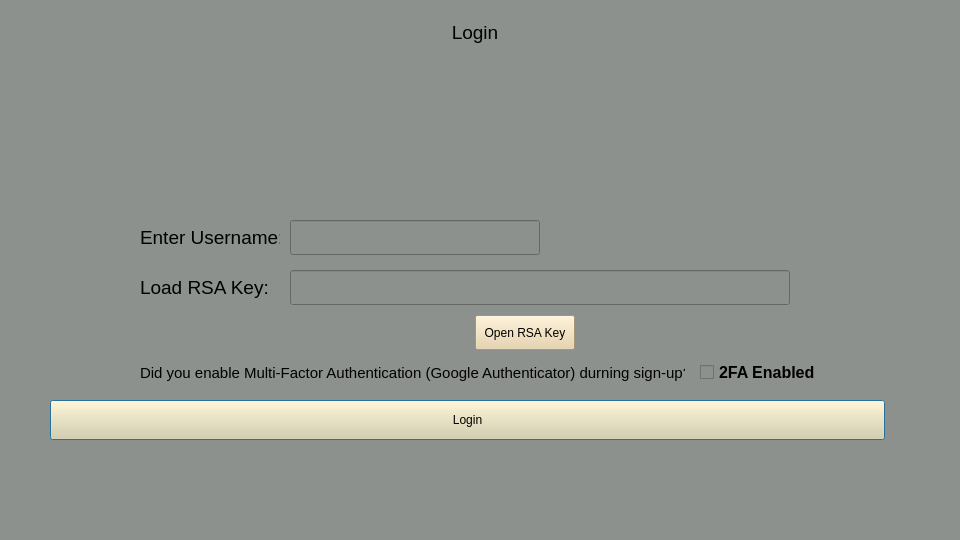
First picture: the form in login.ui, repository dark-anub1s/CyberVault, before the edit.
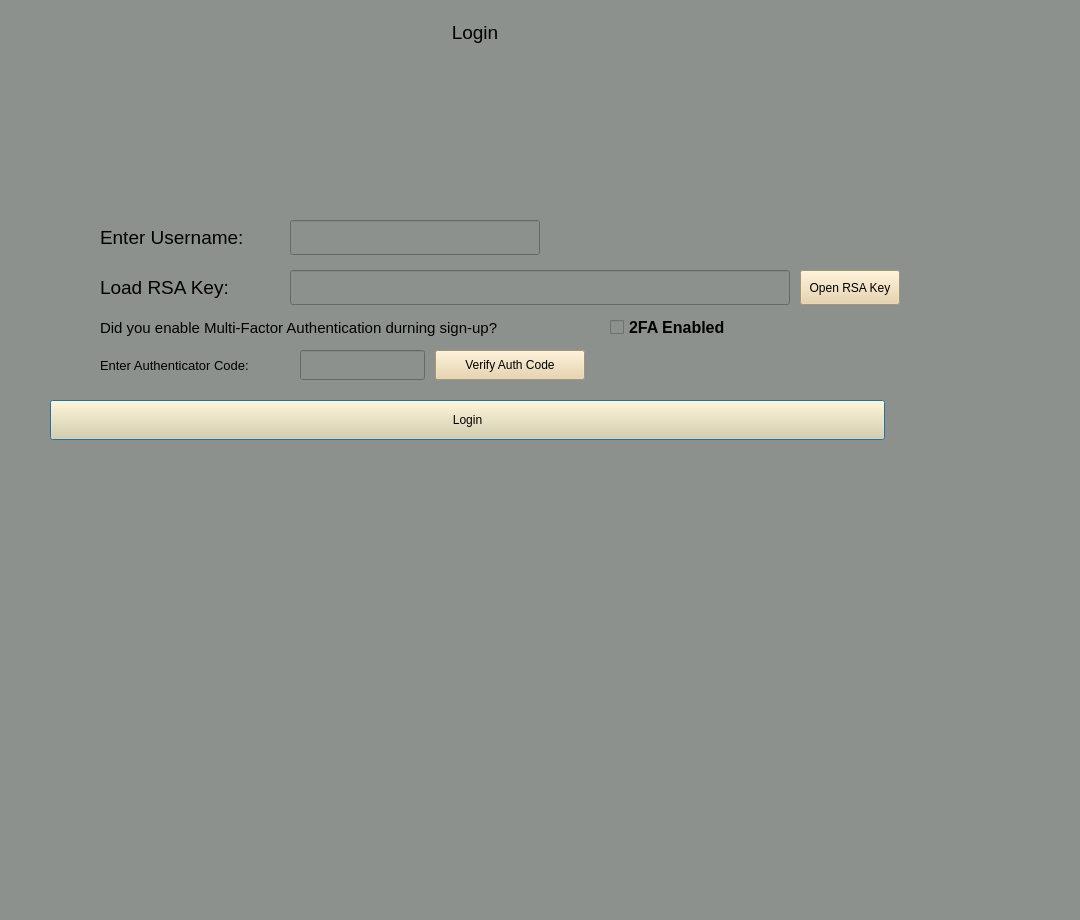
Second picture: the form after the edit.

Commit message: Got my mfa verification working.

The edit to the form file:
```diff
--- a/login.ui
+++ b/login.ui
@@ -6,8 +6,8 @@
    <rect>
     <x>0</x>
     <y>0</y>
-    <width>960</width>
-    <height>540</height>
+    <width>1080</width>
+    <height>920</height>
    </rect>
   </property>
   <property name="sizePolicy">
@@ -18,14 +18,14 @@
   </property>
   <property name="minimumSize">
    <size>
-    <width>960</width>
-    <height>540</height>
+    <width>1080</width>
+    <height>920</height>
    </size>
   </property>
   <property name="maximumSize">
    <size>
-    <width>960</width>
-    <height>540</height>
+    <width>1080</width>
+    <height>920</height>
    </size>
   </property>
   <property name="windowTitle">
@@ -75,9 +75,9 @@
   <widget class="QLabel" name="user_label">
    <property name="geometry">
     <rect>
-     <x>140</x>
+     <x>100</x>
      <y>220</y>
-     <width>140</width>
+     <width>180</width>
      <height>35</height>
     </rect>
    </property>
@@ -107,9 +107,9 @@
   <widget class="QLabel" name="rsa_key_label">
    <property name="geometry">
     <rect>
-     <x>140</x>
+     <x>100</x>
      <y>270</y>
-     <width>140</width>
+     <width>180</width>
      <height>35</height>
     </rect>
    </property>
@@ -145,12 +145,17 @@
   <widget class="QPushButton" name="load_rsa_button">
    <property name="geometry">
     <rect>
-     <x>475</x>
-     <y>315</y>
+     <x>800</x>
+     <y>270</y>
      <width>100</width>
      <height>35</height>
     </rect>
    </property>
+   <property name="font">
+    <font>
+     <family>Arial</family>
+    </font>
+   </property>
    <property name="styleSheet">
     <string notr="true">background-color: rgb(231, 208, 162);</string>
    </property>
@@ -161,9 +166,9 @@
   <widget class="QLabel" name="mfa_label">
    <property name="geometry">
     <rect>
-     <x>140</x>
-     <y>355</y>
-     <width>545</width>
+     <x>100</x>
+     <y>310</y>
+     <width>500</width>
      <height>35</height>
     </rect>
    </property>
@@ -174,15 +179,15 @@
     </font>
    </property>
    <property name="text">
-    <string>Did you enable Multi-Factor Authentication (Google Authenticator) durning sign-up?</string>
+    <string>Did you enable Multi-Factor Authentication durning sign-up?</string>
    </property>
   </widget>
   <widget class="QCheckBox" name="mfa_checkBox">
    <property name="geometry">
     <rect>
-     <x>700</x>
-     <y>355</y>
-     <width>121</width>
+     <x>610</x>
+     <y>310</y>
+     <width>150</width>
      <height>35</height>
     </rect>
    </property>
@@ -198,6 +203,57 @@
     <string>2FA Enabled</string>
    </property>
   </widget>
+  <widget class="QLabel" name="auth_code_lable">
+   <property name="geometry">
+    <rect>
+     <x>100</x>
+     <y>350</y>
+     <width>190</width>
+     <height>30</height>
+    </rect>
+   </property>
+   <property name="font">
+    <font>
+     <family>Arial</family>
+     <pointsize>10</pointsize>
+    </font>
+   </property>
+   <property name="text">
+    <string>Enter Authenticator Code: </string>
+   </property>
+  </widget>
+  <widget class="QLineEdit" name="auth_code_entry">
+   <property name="geometry">
+    <rect>
+     <x>300</x>
+     <y>350</y>
+     <width>125</width>
+     <height>30</height>
+    </rect>
+   </property>
+  </widget>
+  <widget class="QPushButton" name="verify_code_btn">
+   <property name="geometry">
+    <rect>
+     <x>435</x>
+     <y>350</y>
+     <width>150</width>
+     <height>30</height>
+    </rect>
+   </property>
+   <property name="font">
+    <font>
+     <family>Arial</family>
+    </font>
+   </property>
+   <property name="styleSheet">
+    <string notr="true">background-color: rgb(231, 208, 162);
+</string>
+   </property>
+   <property name="text">
+    <string>Verify Auth Code</string>
+   </property>
+  </widget>
  </widget>
  <resources/>
  <connections/>
```
Left out of the diff: 5 changed lines with no effect on the pictures. The commit also changes 2 other files.
